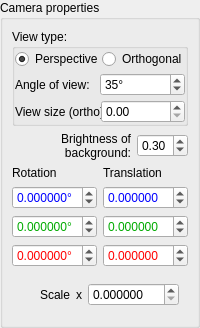
Old version of the form src/propViewer.ui in the repository pojdulos/dpVision.
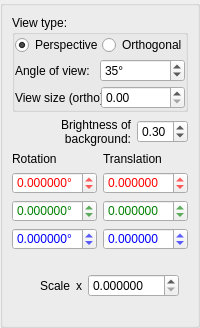
New version of the form.

```diff
--- a/src/propViewer.ui
+++ b/src/propViewer.ui
@@ -41,7 +41,7 @@
       </size>
      </property>
      <property name="title">
-      <string>Camera properties</string>
+      <string/>
      </property>
      <layout class="QVBoxLayout" name="verticalLayout_2">
       <item>
@@ -275,67 +275,124 @@
              <property name="palette">
               <palette>
                <active>
+                <colorrole role="WindowText">
+                 <brush brushstyle="SolidPattern">
+                  <color alpha="255">
+                   <red>255</red>
+                   <green>0</green>
+                   <blue>0</blue>
+                  </color>
+                 </brush>
+                </colorrole>
                 <colorrole role="Text">
                  <brush brushstyle="SolidPattern">
                   <color alpha="255">
-                   <red>0</red>
+                   <red>255</red>
                    <green>0</green>
-                   <blue>255</blue>
+                   <blue>0</blue>
+                  </color>
+                 </brush>
+                </colorrole>
+                <colorrole role="ButtonText">
+                 <brush brushstyle="SolidPattern">
+                  <color alpha="255">
+                   <red>255</red>
+                   <green>0</green>
+                   <blue>0</blue>
                   </color>
                  </brush>
                 </colorrole>
                 <colorrole role="PlaceholderText">
                  <brush brushstyle="NoBrush">
                   <color alpha="128">
-                   <red>0</red>
+                   <red>255</red>
                    <green>0</green>
-                   <blue>255</blue>
+                   <blue>0</blue>
                   </color>
                  </brush>
                 </colorrole>
                </active>
                <inactive>
+                <colorrole role="WindowText">
+                 <brush brushstyle="SolidPattern">
+                  <color alpha="255">
+                   <red>255</red>
+                   <green>0</green>
+                   <blue>0</blue>
+                  </color>
+                 </brush>
+                </colorrole>
                 <colorrole role="Text">
                  <brush brushstyle="SolidPattern">
                   <color alpha="255">
-                   <red>0</red>
+                   <red>255</red>
                    <green>0</green>
-                   <blue>255</blue>
+                   <blue>0</blue>
+                  </color>
+                 </brush>
+                </colorrole>
+                <colorrole role="ButtonText">
+                 <brush brushstyle="SolidPattern">
+                  <color alpha="255">
+                   <red>255</red>
+                   <green>0</green>
+                   <blue>0</blue>
                   </color>
                  </brush>
                 </colorrole>
                 <colorrole role="PlaceholderText">
                  <brush brushstyle="NoBrush">
                   <color alpha="128">
-                   <red>0</red>
+                   <red>255</red>
                    <green>0</green>
-                   <blue>255</blue>
+                   <blue>0</blue>
                   </color>
                  </brush>
                 </colorrole>
                </inactive>
                <disabled>
+                <colorrole role="WindowText">
+                 <brush brushstyle="SolidPattern">
+                  <color alpha="255">
+                   <red>255</red>
+                   <green>0</green>
+                   <blue>0</blue>
+                  </color>
+                 </brush>
+                </colorrole>
                 <colorrole role="Text">
                  <brush brushstyle="SolidPattern">
                   <color alpha="255">
-                   <red>120</red>
-                   <green>120</green>
-                   <blue>120</blue>
+                   <red>255</red>
+                   <green>0</green>
+                   <blue>0</blue>
+                  </color>
+                 </brush>
+                </colorrole>
+                <colorrole role="ButtonText">
+                 <brush brushstyle="SolidPattern">
+                  <color alpha="255">
+                   <red>255</red>
+                   <green>0</green>
+                   <blue>0</blue>
                   </color>
                  </brush>
                 </colorrole>
                 <colorrole role="PlaceholderText">
                  <brush brushstyle="NoBrush">
                   <color alpha="128">
-                   <red>0</red>
+                   <red>255</red>
                    <green>0</green>
-                   <blue>255</blue>
+                   <blue>0</blue>
                   </color>
                  </brush>
                 </colorrole>
                </disabled>
               </palette>
              </property>
+             <property name="styleSheet">
+              <string notr="true">color: rgb(255, 0, 0)</string>
+             </property>
              <property name="suffix">
               <string>°</string>
              </property>
@@ -364,11 +421,29 @@
              <property name="palette">
               <palette>
                <active>
+                <colorrole role="WindowText">
+                 <brush brushstyle="SolidPattern">
+                  <color alpha="255">
+                   <red>0</red>
+                   <green>128</green>
+                   <blue>0</blue>
+                  </color>
+                 </brush>
+                </colorrole>
                 <colorrole role="Text">
                  <brush brushstyle="SolidPattern">
                   <color alpha="255">
                    <red>0</red>
-                   <green>170</green>
+                   <green>128</green>
+                   <blue>0</blue>
+                  </color>
+                 </brush>
+                </colorrole>
+                <colorrole role="ButtonText">
+                 <brush brushstyle="SolidPattern">
+                  <color alpha="255">
+                   <red>0</red>
+                   <green>128</green>
                    <blue>0</blue>
                   </color>
                  </brush>
@@ -377,18 +452,36 @@
                  <brush brushstyle="NoBrush">
                   <color alpha="128">
                    <red>0</red>
-                   <green>170</green>
+                   <green>128</green>
                    <blue>0</blue>
                   </color>
                  </brush>
                 </colorrole>
                </active>
                <inactive>
+                <colorrole role="WindowText">
+                 <brush brushstyle="SolidPattern">
+                  <color alpha="255">
+                   <red>0</red>
+                   <green>128</green>
+                   <blue>0</blue>
+                  </color>
+                 </brush>
+                </colorrole>
                 <colorrole role="Text">
                  <brush brushstyle="SolidPattern">
                   <color alpha="255">
                    <red>0</red>
-                   <green>170</green>
+                   <green>128</green>
+                   <blue>0</blue>
+                  </color>
+                 </brush>
+                </colorrole>
+                <colorrole role="ButtonText">
+                 <brush brushstyle="SolidPattern">
+                  <color alpha="255">
+                   <red>0</red>
+                   <green>128</green>
                    <blue>0</blue>
                   </color>
                  </brush>
@@ -397,19 +490,37 @@
                  <brush brushstyle="NoBrush">
                   <color alpha="128">
                    <red>0</red>
-                   <green>170</green>
+                   <green>128</green>
                    <blue>0</blue>
                   </color>
                  </brush>
                 </colorrole>
                </inactive>
                <disabled>
+                <colorrole role="WindowText">
+                 <brush brushstyle="SolidPattern">
+                  <color alpha="255">
+                   <red>0</red>
+                   <green>128</green>
+                   <blue>0</blue>
+                  </color>
+                 </brush>
+                </colorrole>
                 <colorrole role="Text">
                  <brush brushstyle="SolidPattern">
                   <color alpha="255">
-                   <red>120</red>
-                   <green>120</green>
-                   <blue>120</blue>
+                   <red>0</red>
+                   <green>128</green>
+                   <blue>0</blue>
+                  </color>
+                 </brush>
+                </colorrole>
+                <colorrole role="ButtonText">
+                 <brush brushstyle="SolidPattern">
+                  <color alpha="255">
+                   <red>0</red>
+                   <green>128</green>
+                   <blue>0</blue>
                   </color>
                  </brush>
                 </colorrole>
@@ -417,7 +528,7 @@
                  <brush brushstyle="NoBrush">
                   <color alpha="128">
                    <red>0</red>
-                   <green>170</green>
+                   <green>128</green>
                    <blue>0</blue>
                   </color>
                  </brush>
@@ -425,6 +536,9 @@
                </disabled>
               </palette>
              </property>
+             <property name="styleSheet">
+              <string notr="true">color: rgb(0, 128, 0)</string>
+             </property>
              <property name="suffix">
               <string>°</string>
              </property>
@@ -453,67 +567,124 @@
              <property name="palette">
               <palette>
                <active>
+                <colorrole role="WindowText">
+                 <brush brushstyle="SolidPattern">
+                  <color alpha="255">
+                   <red>0</red>
+                   <green>0</green>
+                   <blue>255</blue>
+                  </color>
+                 </brush>
+                </colorrole>
                 <colorrole role="Text">
                  <brush brushstyle="SolidPattern">
                   <color alpha="255">
-                   <red>255</red>
+                   <red>0</red>
                    <green>0</green>
-                   <blue>0</blue>
+                   <blue>255</blue>
+                  </color>
+                 </brush>
+                </colorrole>
+                <colorrole role="ButtonText">
+                 <brush brushstyle="SolidPattern">
+                  <color alpha="255">
+                   <red>0</red>
+                   <green>0</green>
+                   <blue>255</blue>
                   </color>
                  </brush>
                 </colorrole>
                 <colorrole role="PlaceholderText">
                  <brush brushstyle="NoBrush">
                   <color alpha="128">
-                   <red>255</red>
+                   <red>0</red>
                    <green>0</green>
-                   <blue>0</blue>
+                   <blue>255</blue>
                   </color>
                  </brush>
                 </colorrole>
                </active>
                <inactive>
+                <colorrole role="WindowText">
+                 <brush brushstyle="SolidPattern">
+                  <color alpha="255">
+                   <red>0</red>
+                   <green>0</green>
+                   <blue>255</blue>
+                  </color>
+                 </brush>
+                </colorrole>
                 <colorrole role="Text">
                  <brush brushstyle="SolidPattern">
                   <color alpha="255">
-                   <red>255</red>
+                   <red>0</red>
                    <green>0</green>
-                   <blue>0</blue>
+                   <blue>255</blue>
+                  </color>
+                 </brush>
+                </colorrole>
+                <colorrole role="ButtonText">
+                 <brush brushstyle="SolidPattern">
+                  <color alpha="255">
+                   <red>0</red>
+                   <green>0</green>
+                   <blue>255</blue>
                   </color>
                  </brush>
                 </colorrole>
                 <colorrole role="PlaceholderText">
                  <brush brushstyle="NoBrush">
                   <color alpha="128">
-                   <red>255</red>
+                   <red>0</red>
                    <green>0</green>
-                   <blue>0</blue>
+                   <blue>255</blue>
                   </color>
                  </brush>
                 </colorrole>
                </inactive>
                <disabled>
+                <colorrole role="WindowText">
+                 <brush brushstyle="SolidPattern">
+                  <color alpha="255">
+                   <red>0</red>
+                   <green>0</green>
+                   <blue>255</blue>
+                  </color>
+                 </brush>
+                </colorrole>
                 <colorrole role="Text">
                  <brush brushstyle="SolidPattern">
                   <color alpha="255">
-                   <red>120</red>
-                   <green>120</green>
-                   <blue>120</blue>
+                   <red>0</red>
+                   <green>0</green>
+                   <blue>255</blue>
+                  </color>
+                 </brush>
+                </colorrole>
+                <colorrole role="ButtonText">
+                 <brush brushstyle="SolidPattern">
+                  <color alpha="255">
+                   <red>0</red>
+                   <green>0</green>
+                   <blue>255</blue>
                   </color>
                  </brush>
                 </colorrole>
                 <colorrole role="PlaceholderText">
                  <brush brushstyle="NoBrush">
                   <color alpha="128">
-                   <red>255</red>
+                   <red>0</red>
                    <green>0</green>
-                   <blue>0</blue>
+                   <blue>255</blue>
                   </color>
                  </brush>
                 </colorrole>
                </disabled>
               </palette>
              </property>
+             <property name="styleSheet">
+              <string notr="true">color: rgb(0,0,255)</string>
+             </property>
              <property name="suffix">
               <string>°</string>
              </property>
@@ -566,67 +737,124 @@
              <property name="palette">
               <palette>
                <active>
+                <colorrole role="WindowText">
+                 <brush brushstyle="SolidPattern">
+                  <color alpha="255">
+                   <red>255</red>
+                   <green>0</green>
+                   <blue>0</blue>
+                  </color>
+                 </brush>
+                </colorrole>
                 <colorrole role="Text">
                  <brush brushstyle="SolidPattern">
                   <color alpha="255">
-                   <red>0</red>
+                   <red>255</red>
                    <green>0</green>
-                   <blue>255</blue>
+                   <blue>0</blue>
+                  </color>
+                 </brush>
+                </colorrole>
+                <colorrole role="ButtonText">
+                 <brush brushstyle="SolidPattern">
+                  <color alpha="255">
+                   <red>255</red>
+                   <green>0</green>
+                   <blue>0</blue>
                   </color>
                  </brush>
                 </colorrole>
                 <colorrole role="PlaceholderText">
                  <brush brushstyle="NoBrush">
                   <color alpha="128">
-                   <red>0</red>
+                   <red>255</red>
                    <green>0</green>
-                   <blue>255</blue>
+                   <blue>0</blue>
                   </color>
                  </brush>
                 </colorrole>
                </active>
                <inactive>
+                <colorrole role="WindowText">
+                 <brush brushstyle="SolidPattern">
+                  <color alpha="255">
+                   <red>255</red>
+                   <green>0</green>
+                   <blue>0</blue>
+                  </color>
+                 </brush>
+                </colorrole>
                 <colorrole role="Text">
                  <brush brushstyle="SolidPattern">
                   <color alpha="255">
-                   <red>0</red>
+                   <red>255</red>
                    <green>0</green>
-                   <blue>255</blue>
+                   <blue>0</blue>
+                  </color>
+                 </brush>
+                </colorrole>
+                <colorrole role="ButtonText">
+                 <brush brushstyle="SolidPattern">
+                  <color alpha="255">
+                   <red>255</red>
+                   <green>0</green>
+                   <blue>0</blue>
                   </color>
                  </brush>
                 </colorrole>
                 <colorrole role="PlaceholderText">
                  <brush brushstyle="NoBrush">
                   <color alpha="128">
-                   <red>0</red>
+                   <red>255</red>
                    <green>0</green>
-                   <blue>255</blue>
+                   <blue>0</blue>
                   </color>
                  </brush>
                 </colorrole>
                </inactive>
                <disabled>
+                <colorrole role="WindowText">
+                 <brush brushstyle="SolidPattern">
+                  <color alpha="255">
+                   <red>255</red>
+                   <green>0</green>
+                   <blue>0</blue>
+                  </color>
+                 </brush>
+                </colorrole>
                 <colorrole role="Text">
                  <brush brushstyle="SolidPattern">
                   <color alpha="255">
-                   <red>120</red>
-                   <green>120</green>
-                   <blue>120</blue>
+                   <red>255</red>
+                   <green>0</green>
+                   <blue>0</blue>
+                  </color>
+                 </brush>
+                </colorrole>
+                <colorrole role="ButtonText">
+                 <brush brushstyle="SolidPattern">
+                  <color alpha="255">
+                   <red>255</red>
+                   <green>0</green>
+                   <blue>0</blue>
                   </color>
                  </brush>
                 </colorrole>
                 <colorrole role="PlaceholderText">
                  <brush brushstyle="NoBrush">
                   <color alpha="128">
-                   <red>0</red>
+                   <red>255</red>
                    <green>0</green>
-                   <blue>255</blue>
+                   <blue>0</blue>
                   </color>
                  </brush>
                 </colorrole>
                </disabled>
               </palette>
              </property>
+             <property name="styleSheet">
+              <string notr="true">color: rgb(255, 0, 0)</string>
+             </property>
              <property name="decimals">
               <number>6</number>
              </property>
@@ -652,11 +880,29 @@
              <property name="palette">
               <palette>
                <active>
+                <colorrole role="WindowText">
+                 <brush brushstyle="SolidPattern">
+                  <color alpha="255">
+                   <red>0</red>
+                   <green>128</green>
+                   <blue>0</blue>
+                  </color>
+                 </brush>
+                </colorrole>
                 <colorrole role="Text">
                  <brush brushstyle="SolidPattern">
                   <color alpha="255">
                    <red>0</red>
-                   <green>170</green>
+                   <green>128</green>
+                   <blue>0</blue>
+                  </color>
+                 </brush>
+                </colorrole>
+                <colorrole role="ButtonText">
+                 <brush brushstyle="SolidPattern">
+                  <color alpha="255">
+                   <red>0</red>
+                   <green>128</green>
                    <blue>0</blue>
                   </color>
                  </brush>
@@ -665,18 +911,36 @@
                  <brush brushstyle="NoBrush">
                   <color alpha="128">
                    <red>0</red>
-                   <green>170</green>
+                   <green>128</green>
                    <blue>0</blue>
                   </color>
                  </brush>
                 </colorrole>
                </active>
                <inactive>
+                <colorrole role="WindowText">
+                 <brush brushstyle="SolidPattern">
+                  <color alpha="255">
+                   <red>0</red>
+                   <green>128</green>
+                   <blue>0</blue>
+                  </color>
+                 </brush>
+                </colorrole>
                 <colorrole role="Text">
                  <brush brushstyle="SolidPattern">
                   <color alpha="255">
                    <red>0</red>
-                   <green>170</green>
+                   <green>128</green>
+                   <blue>0</blue>
+                  </color>
+                 </brush>
+                </colorrole>
+                <colorrole role="ButtonText">
+                 <brush brushstyle="SolidPattern">
+                  <color alpha="255">
+                   <red>0</red>
+                   <green>128</green>
                    <blue>0</blue>
                   </color>
                  </brush>
@@ -685,19 +949,37 @@
                  <brush brushstyle="NoBrush">
                   <color alpha="128">
                    <red>0</red>
-                   <green>170</green>
+                   <green>128</green>
                    <blue>0</blue>
                   </color>
                  </brush>
                 </colorrole>
                </inactive>
                <disabled>
+                <colorrole role="WindowText">
+                 <brush brushstyle="SolidPattern">
+                  <color alpha="255">
+                   <red>0</red>
+                   <green>128</green>
+                   <blue>0</blue>
+                  </color>
+                 </brush>
+                </colorrole>
                 <colorrole role="Text">
                  <brush brushstyle="SolidPattern">
                   <color alpha="255">
-                   <red>120</red>
-                   <green>120</green>
-                   <blue>120</blue>
+                   <red>0</red>
+                   <green>128</green>
+                   <blue>0</blue>
+                  </color>
+                 </brush>
+                </colorrole>
+                <colorrole role="ButtonText">
+                 <brush brushstyle="SolidPattern">
+                  <color alpha="255">
+                   <red>0</red>
+                   <green>128</green>
+                   <blue>0</blue>
                   </color>
                  </brush>
                 </colorrole>
@@ -705,7 +987,7 @@
                  <brush brushstyle="NoBrush">
                   <color alpha="128">
                    <red>0</red>
-                   <green>170</green>
+                   <green>128</green>
                    <blue>0</blue>
                   </color>
                  </brush>
@@ -713,6 +995,9 @@
                </disabled>
               </palette>
              </property>
+             <property name="styleSheet">
+              <string notr="true">color: rgb(0, 128, 0)</string>
+             </property>
              <property name="decimals">
               <number>6</number>
              </property>
@@ -738,67 +1023,124 @@
              <property name="palette">
               <palette>
                <active>
+                <colorrole role="WindowText">
+                 <brush brushstyle="SolidPattern">
+                  <color alpha="255">
+                   <red>0</red>
+                   <green>0</green>
+                   <blue>255</blue>
+                  </color>
+                 </brush>
+                </colorrole>
                 <colorrole role="Text">
                  <brush brushstyle="SolidPattern">
                   <color alpha="255">
-                   <red>255</red>
+                   <red>0</red>
                    <green>0</green>
-                   <blue>0</blue>
+                   <blue>255</blue>
+                  </color>
+                 </brush>
+                </colorrole>
+                <colorrole role="ButtonText">
+                 <brush brushstyle="SolidPattern">
+                  <color alpha="255">
+                   <red>0</red>
+                   <green>0</green>
+                   <blue>255</blue>
                   </color>
                  </brush>
                 </colorrole>
                 <colorrole role="PlaceholderText">
                  <brush brushstyle="NoBrush">
                   <color alpha="128">
-                   <red>255</red>
+                   <red>0</red>
                    <green>0</green>
-                   <blue>0</blue>
+                   <blue>255</blue>
                   </color>
                  </brush>
                 </colorrole>
                </active>
                <inactive>
+                <colorrole role="WindowText">
+                 <brush brushstyle="SolidPattern">
+                  <color alpha="255">
+                   <red>0</red>
+                   <green>0</green>
+                   <blue>255</blue>
+                  </color>
+                 </brush>
+                </colorrole>
                 <colorrole role="Text">
                  <brush brushstyle="SolidPattern">
                   <color alpha="255">
-                   <red>255</red>
+                   <red>0</red>
                    <green>0</green>
-                   <blue>0</blue>
+                   <blue>255</blue>
+                  </color>
+                 </brush>
+                </colorrole>
+                <colorrole role="ButtonText">
+                 <brush brushstyle="SolidPattern">
+                  <color alpha="255">
+                   <red>0</red>
+                   <green>0</green>
+                   <blue>255</blue>
                   </color>
                  </brush>
                 </colorrole>
                 <colorrole role="PlaceholderText">
                  <brush brushstyle="NoBrush">
                   <color alpha="128">
-                   <red>255</red>
+                   <red>0</red>
                    <green>0</green>
-                   <blue>0</blue>
+                   <blue>255</blue>
                   </color>
                  </brush>
                 </colorrole>
                </inactive>
                <disabled>
+                <colorrole role="WindowText">
+                 <brush brushstyle="SolidPattern">
+                  <color alpha="255">
+                   <red>0</red>
+                   <green>0</green>
+                   <blue>255</blue>
+                  </color>
+                 </brush>
+                </colorrole>
                 <colorrole role="Text">
                  <brush brushstyle="SolidPattern">
                   <color alpha="255">
-                   <red>120</red>
-                   <green>120</green>
-                   <blue>120</blue>
+                   <red>0</red>
+                   <green>0</green>
+                   <blue>255</blue>
+                  </color>
+                 </brush>
+                </colorrole>
+                <colorrole role="ButtonText">
+                 <brush brushstyle="SolidPattern">
+                  <color alpha="255">
+                   <red>0</red>
+                   <green>0</green>
+                   <blue>255</blue>
                   </color>
                  </brush>
                 </colorrole>
                 <colorrole role="PlaceholderText">
                  <brush brushstyle="NoBrush">
                   <color alpha="128">
-                   <red>255</red>
+                   <red>0</red>
                    <green>0</green>
-                   <blue>0</blue>
+                   <blue>255</blue>
                   </color>
                  </brush>
                 </colorrole>
                </disabled>
               </palette>
              </property>
+             <property name="styleSheet">
+              <string notr="true">color: rgb(0,0,255)</string>
+             </property>
              <property name="decimals">
               <number>6</number>
              </property>
```
